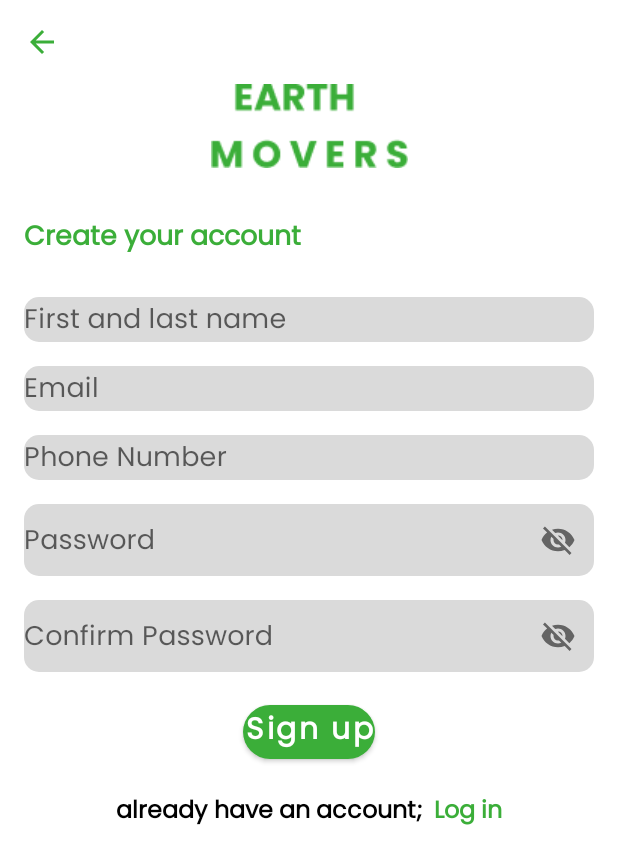
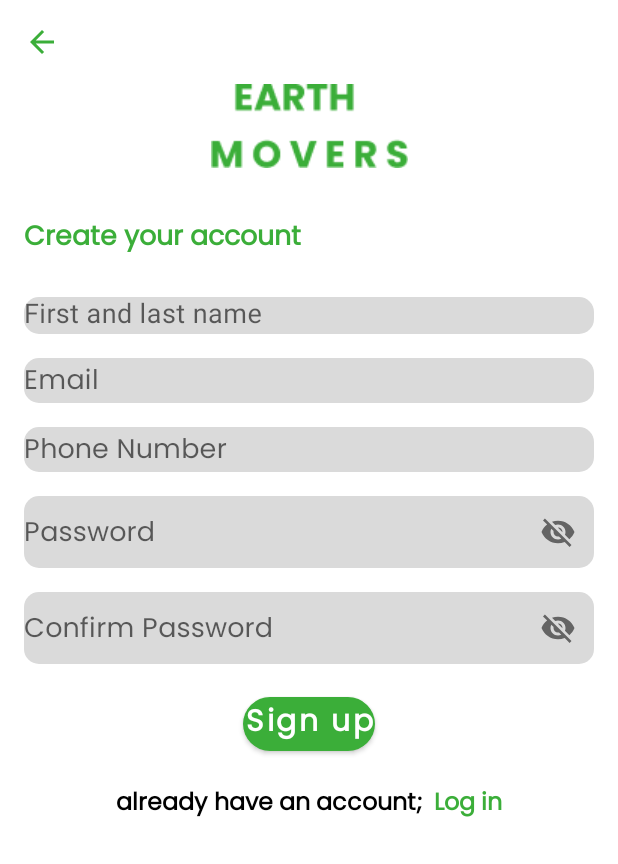
Before and after one commit to dev-juri/EarthMovers, an Android app: the screen it shows after launch (MainActivity), after a tap on "Skip", on a phone screen of 412 x 824 dp. Shown: the top 864 px of the screen. Run offline under Robolectric (Android 15) with nearby library versions, the phone set to English and light mode, and no system bars; our stand-ins replace navigation-ui.

Commit message:
chore: fixes here and there.

```diff
--- a/app/src/main/java/com/earthmovers/www/MainActivity.kt
+++ b/app/src/main/java/com/earthmovers/www/MainActivity.kt
@@ -1,5 +1,6 @@
 package com.earthmovers.www
 
+import android.graphics.Color
 import android.os.Bundle
 import android.view.LayoutInflater
 import android.view.WindowManager
@@ -44,10 +45,14 @@ class MainActivity : AppCompatActivity() {
         super.onCreate(savedInstanceState)
         setContentView(binding.root)
 
-        window.setFlags(
-            WindowManager.LayoutParams.FLAG_LAYOUT_NO_LIMITS,
-            WindowManager.LayoutParams.FLAG_LAYOUT_NO_LIMITS
-        )
+        window.apply {
+            navigationBarColor = Color.TRANSPARENT
+            statusBarColor = Color.TRANSPARENT
+            setFlags(
+                WindowManager.LayoutParams.FLAG_LAYOUT_NO_LIMITS,
+                WindowManager.LayoutParams.FLAG_LAYOUT_NO_LIMITS
+            )
+        }
 
         (this as FragmentActivity).supportFragmentManager.registerFragmentLifecycleCallbacks(
             fragmentLifecycleCallbacks,
@@ -58,8 +63,8 @@ class MainActivity : AppCompatActivity() {
             supportFragmentManager.findFragmentById(R.id.fragmentNavHost) as NavHostFragment
         val navController = navHostFragment.navController
         binding.bottomNav.setupWithNavController(navController)
+    }
 
-    }
 
     override fun onDestroy() {
         super.onDestroy()
@@ -67,4 +72,5 @@ class MainActivity : AppCompatActivity() {
             fragmentLifecycleCallbacks
         )
     }
+
 }
--- a/app/src/main/java/com/earthmovers/www/ui/onboarding/OnboardingFragment.kt
+++ b/app/src/main/java/com/earthmovers/www/ui/onboarding/OnboardingFragment.kt
@@ -1,11 +1,18 @@
 package com.earthmovers.www.ui.onboarding
 
+import android.content.res.ColorStateList
+import android.graphics.Color
+import android.os.Build
 import android.os.Bundle
+import android.os.CountDownTimer
 import android.view.View
+import androidx.annotation.RequiresApi
 import androidx.navigation.fragment.findNavController
 import com.earthmovers.www.R
 import com.earthmovers.www.databinding.FragmentOnboardingBinding
 import com.earthmovers.www.utils.BaseFragment
+import com.earthmovers.www.utils.setGone
+import com.earthmovers.www.utils.setVisible
 import com.earthmovers.www.utils.viewBinding
 
 class OnboardingFragment : BaseFragment(R.layout.fragment_onboarding) {
@@ -15,7 +22,46 @@ class OnboardingFragment : BaseFragment(R.layout.fragment_onboarding) {
     override fun onViewCreated(view: View, savedInstanceState: Bundle?) {
         super.onViewCreated(view, savedInstanceState)
 
+        val timer = object: CountDownTimer(9000, 1000) {
+            @RequiresApi(Build.VERSION_CODES.M)
+            override fun onTick(p0: Long) {
+                when {
+                    p0 > 6000L -> {
+                        binding.introImg.setImageResource(R.drawable.splash_screen_image)
+                        binding.introText.text = getString(R.string.get_your_dump_clean_in_a_click)
+                        binding.one.setCardBackgroundColor(Color.WHITE)
+                        binding.two.setCardBackgroundColor(resources.getColorStateList(R.color.gray, null))
+                        binding.three.setCardBackgroundColor(resources.getColorStateList(R.color.gray, null))
+                    }
+                    p0 > 3000 -> {
+                        binding.introImg.setImageResource(R.drawable.volvo)
+                        binding.introText.text = getString(R.string.intro_text_two)
+                        binding.one.setCardBackgroundColor(resources.getColorStateList(R.color.gray, null))
+                        binding.two.setCardBackgroundColor(Color.WHITE)
+                        binding.three.setCardBackgroundColor(resources.getColorStateList(R.color.gray, null))
+                    }
+                    else -> {
+                        binding.introImg.setImageResource(R.drawable.splash_screen_two)
+                        binding.introText.text = getString(R.string.intro_text_three)
+                        binding.one.setCardBackgroundColor(resources.getColorStateList(R.color.gray, null))
+                        binding.two.setCardBackgroundColor(resources.getColorStateList(R.color.gray, null))
+                        binding.three.setCardBackgroundColor(Color.WHITE)
+                    }
+                }
+            }
+
+            override fun onFinish() {
+                binding.getStarted.setVisible()
+                binding.indicator.setGone()
+                binding.skip.setGone()
+            }
+
+        }
+
+        timer.start()
+
         binding.skip.setOnClickListener {
+            timer.cancel()
             findNavController().navigate(OnboardingFragmentDirections.actionOnboardingFragmentToSignupFragment())
         }
 
--- a/app/src/main/java/com/earthmovers/www/ui/onboarding/signup/SignupFragment.kt
+++ b/app/src/main/java/com/earthmovers/www/ui/onboarding/signup/SignupFragment.kt
@@ -1,7 +1,22 @@
 package com.earthmovers.www.ui.onboarding.signup
 
+import android.os.Bundle
+import android.view.View
+import androidx.navigation.fragment.findNavController
 import com.earthmovers.www.R
+import com.earthmovers.www.databinding.FragmentSignupBinding
 import com.earthmovers.www.utils.BaseFragment
+import com.earthmovers.www.utils.viewBinding
 
 class SignupFragment: BaseFragment(R.layout.fragment_signup) {
+
+    private val binding by viewBinding(FragmentSignupBinding::bind)
+
+    override fun onViewCreated(view: View, savedInstanceState: Bundle?) {
+        super.onViewCreated(view, savedInstanceState)
+
+        binding.login.setOnClickListener {
+            findNavController().navigate(SignupFragmentDirections.actionSignupFragmentToLoginFragment())
+        }
+    }
 }
--- a/app/src/main/res/layout/fragment_login.xml
+++ b/app/src/main/res/layout/fragment_login.xml
@@ -73,6 +73,7 @@
                 app:boxCornerRadiusTopEnd="10dp"
                 app:boxCornerRadiusTopStart="10dp"
                 app:boxStrokeWidth="0dp"
+                android:fontFamily="@font/poppins"
                 app:layout_constraintEnd_toEndOf="parent"
                 app:layout_constraintStart_toStartOf="parent"
                 app:layout_constraintTop_toBottomOf="@id/header_text">
@@ -80,11 +81,9 @@
                 <com.google.android.material.textfield.TextInputEditText
                     android:layout_width="match_parent"
                     android:layout_height="match_parent"
-                    android:fontFamily="@font/poppins"
                     android:textColor="@color/black"
                     android:textSize="18sp"/>
             </com.google.android.material.textfield.TextInputLayout>
-
 
             <com.google.android.material.textfield.TextInputLayout
                 android:id="@+id/password_box"
@@ -101,6 +100,7 @@
                 app:boxCornerRadiusTopEnd="10dp"
                 app:boxCornerRadiusTopStart="10dp"
                 app:boxStrokeWidth="0dp"
+                android:fontFamily="@font/poppins"
                 app:endIconMode="password_toggle"
                 app:layout_constraintEnd_toEndOf="parent"
                 app:layout_constraintStart_toStartOf="parent"
@@ -109,7 +109,6 @@
                 <com.google.android.material.textfield.TextInputEditText
                     android:layout_width="match_parent"
                     android:layout_height="match_parent"
-                    android:fontFamily="@font/poppins"
                     android:textColor="@color/black"
                     android:textSize="18sp"/>
             </com.google.android.material.textfield.TextInputLayout>
--- a/app/src/main/res/layout/fragment_onboarding.xml
+++ b/app/src/main/res/layout/fragment_onboarding.xml
@@ -13,6 +13,7 @@
         app:layout_constraintTop_toTopOf="parent"
         android:foreground="#6B000000">
         <ImageView
+            android:id="@+id/intro_img"
             android:layout_width="wrap_content"
             android:layout_height="match_parent"
             android:scaleType="centerCrop"
@@ -35,7 +36,7 @@
             android:fontFamily="@font/poppins"
             android:gravity="center"
             android:padding="16dp"
-            android:layout_marginTop="64dp"
+            android:layout_marginTop="32dp"
             android:text="@string/get_your_dump_clean_in_a_click"
             android:textColor="@color/white"
             android:textSize="20sp"
@@ -98,6 +99,7 @@
             android:textAllCaps="false"
             android:textColor="#3BAE39"
             android:paddingLeft="57dp"
+            android:layout_marginTop="16dp"
             android:paddingRight="57dp"
             android:paddingTop="10dp"
             android:paddingBottom="10dp"
--- a/app/src/main/res/layout/fragment_signup.xml
+++ b/app/src/main/res/layout/fragment_signup.xml
@@ -66,7 +66,9 @@
                 android:layout_marginStart="16dp"
                 android:layout_marginTop="24dp"
                 android:layout_marginEnd="16dp"
+                android:fontFamily="@font/poppins"
                 android:hint="@string/first_and_last_name"
+                android:textColor="@color/black"
                 app:boxBackgroundColor="@color/grayer"
                 app:boxCornerRadiusBottomEnd="10dp"
                 app:boxCornerRadiusBottomStart="10dp"
@@ -80,8 +82,6 @@
                 <com.google.android.material.textfield.TextInputEditText
                     android:layout_width="match_parent"
                     android:layout_height="match_parent"
-                    android:fontFamily="@font/poppins"
-                    android:textColor="@color/black"
                     android:textSize="18sp" />
             </com.google.android.material.textfield.TextInputLayout>
 
@@ -94,7 +94,9 @@
                 android:layout_marginStart="16dp"
                 android:layout_marginTop="16dp"
                 android:layout_marginEnd="16dp"
+                android:fontFamily="@font/poppins"
                 android:hint="@string/email"
+                android:textColor="@color/black"
                 app:boxBackgroundColor="@color/grayer"
                 app:boxCornerRadiusBottomEnd="10dp"
                 app:boxCornerRadiusBottomStart="10dp"
@@ -150,7 +152,9 @@
                 android:layout_marginStart="16dp"
                 android:layout_marginTop="16dp"
                 android:layout_marginEnd="16dp"
+                android:fontFamily="@font/poppins"
                 android:hint="@string/password"
+                android:textColor="@color/black"
                 app:boxBackgroundColor="@color/grayer"
                 app:boxCornerRadiusBottomEnd="10dp"
                 app:boxCornerRadiusBottomStart="10dp"
@@ -166,8 +170,8 @@
                     android:layout_width="match_parent"
                     android:layout_height="match_parent"
                     android:fontFamily="@font/poppins"
-                    android:textColor="@color/gray"
-                    android:textSize="18sp"/>
+                    android:textColor="@color/black"
+                    android:textSize="18sp" />
             </com.google.android.material.textfield.TextInputLayout>
 
             <com.google.android.material.textfield.TextInputLayout
@@ -178,7 +182,9 @@
                 android:layout_marginStart="16dp"
                 android:layout_marginTop="16dp"
                 android:layout_marginEnd="16dp"
+                android:fontFamily="@font/poppins"
                 android:hint="@string/confirm_password"
+                android:textColor="@color/black"
                 app:boxBackgroundColor="@color/grayer"
                 app:boxCornerRadiusBottomEnd="10dp"
                 app:boxCornerRadiusBottomStart="10dp"
@@ -194,8 +200,8 @@
                     android:layout_width="match_parent"
                     android:layout_height="match_parent"
                     android:fontFamily="@font/poppins"
-                    android:textColor="@color/gray"
-                    android:textSize="18sp"/>
+                    android:textColor="@color/black"
+                    android:textSize="18sp" />
             </com.google.android.material.textfield.TextInputLayout>
 
             <com.google.android.material.button.MaterialButton
@@ -221,16 +227,16 @@
                 android:id="@+id/already_have_acct"
                 android:layout_width="wrap_content"
                 android:layout_height="wrap_content"
+                android:layout_marginTop="16dp"
+                android:layout_marginEnd="8dp"
                 android:fontFamily="@font/poppins"
                 android:text="@string/already_have_an_account"
                 android:textColor="@color/black"
                 android:textSize="16sp"
-                android:layout_marginTop="16dp"
                 android:textStyle="bold"
+                app:layout_constraintEnd_toStartOf="@id/login"
                 app:layout_constraintHorizontal_chainStyle="packed"
-                app:layout_constraintEnd_toStartOf="@id/login"
                 app:layout_constraintStart_toStartOf="parent"
-                android:layout_marginEnd="8dp"
                 app:layout_constraintTop_toBottomOf="@id/signup_button" />
 
             <TextView
@@ -240,8 +246,8 @@
                 android:fontFamily="@font/poppins"
                 android:text="@string/log_in"
                 android:textColor="@color/green"
+                android:textSize="16sp"
                 android:textStyle="bold"
-                android:textSize="16sp"
                 app:layout_constraintBottom_toBottomOf="@id/already_have_acct"
                 app:layout_constraintEnd_toEndOf="parent"
                 app:layout_constraintStart_toEndOf="@id/already_have_acct"
--- a/app/src/main/res/values-night/themes.xml
+++ b/app/src/main/res/values-night/themes.xml
@@ -14,7 +14,5 @@
         <item name="android:fitsSystemWindows">true</item>
         <item name="android:windowNoTitle">true</item>
         <item name="windowNoTitle">true</item>
-        <item name="android:windowTranslucentStatus">true</item>
-        <item name="android:windowTranslucentNavigation">true</item>
     </style>
 </resources>
--- a/app/src/main/res/values/themes.xml
+++ b/app/src/main/res/values/themes.xml
@@ -14,7 +14,5 @@
         <item name="android:fitsSystemWindows">true</item>
         <item name="android:windowNoTitle">true</item>
         <item name="windowNoTitle">true</item>
-        <item name="android:windowTranslucentStatus">true</item>
-        <item name="android:windowTranslucentNavigation">true</item>
     </style>
 </resources>
```
Also changed, not shown: app/src/main/res/drawable/splash_screen_one.png (deleted).
